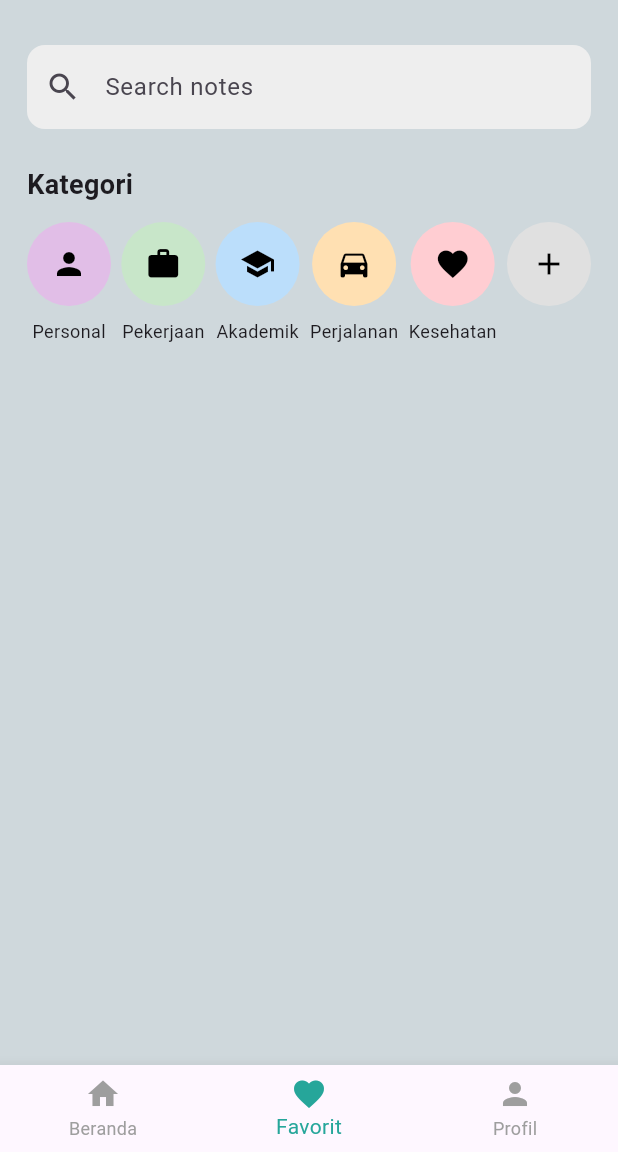
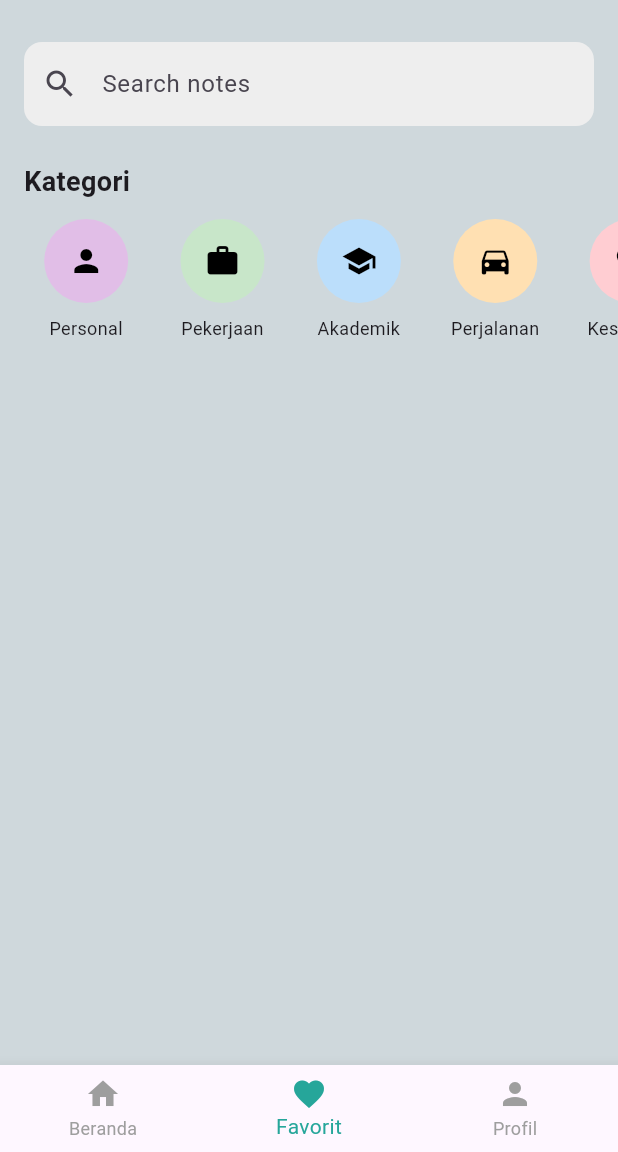
Before and after one commit to AwwaliyahAliyah/tekber-fp, a Flutter app: the HomeScreen screen opened directly, item 2 of the bottom bar chosen, on a phone screen of 412 x 824 dp, the part 84-1236 px from its top. Run offline on Flutter 3.47's test engine with Material 3 defaults, Android fonts, the light colour scheme and no system bars; our stand-ins replace icons_plus.

Commit message:
Gulir Kategori

```diff
--- a/lib/screens/favorite.dart
+++ b/lib/screens/favorite.dart
@@ -9,13 +9,17 @@ class FavoriteScreen extends StatelessWidget {
   Widget build(BuildContext context) {
     final favoriteNotes = Provider.of<NoteProvider>(context).favoriteNotes;
 
-    return Padding(
-      padding: const EdgeInsets.all(18.0),
-      child: Column(
+    return Column(
       crossAxisAlignment: CrossAxisAlignment.start,
       children: [
         SizedBox(height: 12),
-          TextField(
+        Padding(
+          padding: const EdgeInsets.only(
+            left: 16.0,
+            top: 16.0,
+            right: 16.0,
+          ),
+          child: TextField(
             decoration: InputDecoration(
               prefixIcon: Icon(Icons.search),
               hintText: 'Search notes',
@@ -27,10 +31,18 @@ class FavoriteScreen extends StatelessWidget {
               ),
             ),
           ),
+        ),
         SizedBox(height: 24),
-          CategorySection(),
+        // Kategori dengan padding langsung
+        Padding(
+          padding: const EdgeInsets.symmetric(horizontal: 0),
+          child: CategorySection(),
+        ),
         SizedBox(height: 16),
+        // List Favorite Notes
         Expanded(
+          child: Padding(
+            padding: const EdgeInsets.symmetric(horizontal: 16.0),
             child: ListView.builder(
               itemCount: favoriteNotes.length,
               itemBuilder: (context, index) {
@@ -44,8 +56,8 @@ class FavoriteScreen extends StatelessWidget {
               },
             ),
           ),
+        ),
       ],
-      ),
     );
   }
 }
--- a/lib/screens/home.dart
+++ b/lib/screens/home.dart
@@ -29,14 +29,19 @@ class _HomeScreenState extends State<HomeScreen> {
 
     // Konten untuk setiap tab
     List<Widget> _pages = [
-      // Halaman "Home"
-      Padding(
-        padding: const EdgeInsets.all(18.0),
-        child: Column(
+      // Halaman "Home" tanpa padding luar
+      Column(
         crossAxisAlignment: CrossAxisAlignment.start,
         children: [
           SizedBox(height: 12),
-            TextField(
+          // Search Bar dengan padding langsung
+          Padding(
+            padding: const EdgeInsets.only(
+              left: 16.0,
+              top: 16.0,
+              right: 16.0
+            ),
+            child: TextField(
               decoration: InputDecoration(
                 prefixIcon: Icon(Icons.search),
                 hintText: 'Search notes',
@@ -48,10 +53,20 @@ class _HomeScreenState extends State<HomeScreen> {
                 ),
               ),
             ),
+          ),
           SizedBox(height: 24),
-            CategorySection(),
+          // Kategori dengan padding langsung
+          Padding(
+            padding: const EdgeInsets.symmetric(
+              horizontal: 0),
+            child: CategorySection(),
+          ),
           SizedBox(height: 16),
+          // List Notes dengan padding langsung
           Expanded(
+            child: Padding(
+              padding: const EdgeInsets.symmetric(
+                horizontal: 16.0),
               child: ListView.builder(
                 itemCount: notes.length,
                 itemBuilder: (context, index) {
@@ -63,20 +78,20 @@ class _HomeScreenState extends State<HomeScreen> {
                 },
               ),
             ),
+          ),
         ],
       ),
-      ),
-
       // Halaman "Favorit"
       FavoriteScreen(),
-
       // Halaman "Profil"
       ProfileScreen(),
     ];
 
     return Scaffold(
       appBar: AppBar(
-        title: Text('MyNotes+', style: TextStyle(fontWeight: FontWeight.w600, color: Colors.grey[100])),
+        title: Text('MyNotes+',
+            style: TextStyle(
+              fontWeight: FontWeight.w600, color: Colors.grey[100])),
         backgroundColor: Colors.teal[400],
         iconTheme: IconThemeData(color: Colors.grey[300]),
         actions: [
@@ -101,7 +116,6 @@ class _HomeScreenState extends State<HomeScreen> {
                 },
               ),
             ),
-
           if (_selectedIndex == 2)
             Padding(
               padding: const EdgeInsets.symmetric(horizontal: 16.0),
@@ -126,7 +140,6 @@ class _HomeScreenState extends State<HomeScreen> {
             ),
         ],
       ),
-
       body: _pages[_selectedIndex],
       floatingActionButton: _selectedIndex == 0
           ? FloatingActionButton(
@@ -139,7 +152,6 @@ class _HomeScreenState extends State<HomeScreen> {
               backgroundColor: Colors.teal[400],
             )
           : null,
-
       bottomNavigationBar: BottomNavigationBar(
         items: [
           BottomNavigationBarItem(icon: Icon(Icons.home), label: 'Beranda'),
--- a/lib/widgets/category_section.dart
+++ b/lib/widgets/category_section.dart
@@ -3,40 +3,92 @@ import 'package:flutter/material.dart';
 class CategorySection extends StatelessWidget {
   @override
   Widget build(BuildContext context) {
+    // Lebar dinamis kategori
+    final double categoryWidth = MediaQuery.of(context).size.width / 5.5;
+
     return Column(
       crossAxisAlignment: CrossAxisAlignment.start,
       children: [
-        Text(
+        Padding(
+          padding: const EdgeInsets.symmetric(horizontal: 16.0),
+          child: Text(
             'Kategori',
             style: TextStyle(fontSize: 18, fontWeight: FontWeight.bold),
           ),
+        ),
         SizedBox(height: 12),
-        Row(
-          mainAxisAlignment: MainAxisAlignment.spaceBetween,
-          children: [
-            CategoryCard(icon: Icons.person, label: 'Personal', color: Colors.purple[100]!),
-            CategoryCard(icon: Icons.work, label: 'Pekerjaan', color: Colors.green[100]!),
-            CategoryCard(icon: Icons.school, label: 'Akademik', color: Colors.blue[100]!),
-            CategoryCard(icon: Icons.directions_car, label: 'Perjalanan', color: Colors.orange[100]!),
-            CategoryCard(icon: Icons.favorite, label: 'Kesehatan', color: Colors.red[100]!),
-            AddCategoryCard(),
-          ],
+        SingleChildScrollView(
+          scrollDirection: Axis.horizontal,
+          child: Padding(
+            padding: const EdgeInsets.symmetric(horizontal: 20.0),
+            child: Row(
+              children: List.generate(
+                categoryCards.length,
+                (index) => categoryCards[index](categoryWidth), // Panggil fungsi widget
+              ),
+            ),
+          ),
         ),
       ],
     );
   }
 }
 
+// List kategori
+final List<Widget Function(double)> categoryCards = [
+  (width) => CategoryCard(
+    icon: Icons.person,
+    label: 'Personal',
+    color: Colors.purple[100]!,
+    width: width,
+  ),
+  (width) => CategoryCard(
+    icon: Icons.work,
+    label: 'Pekerjaan',
+    color: Colors.green[100]!,
+    width: width,
+  ),
+  (width) => CategoryCard(
+    icon: Icons.school,
+    label: 'Akademik',
+    color: Colors.blue[100]!,
+    width: width,
+  ),
+  (width) => CategoryCard(
+    icon: Icons.directions_car,
+    label: 'Perjalanan',
+    color: Colors.orange[100]!,
+    width: width,
+  ),
+  (width) => CategoryCard(
+    icon: Icons.favorite,
+    label: 'Kesehatan',
+    color: Colors.red[100]!,
+    width: width,
+  ),
+  (width) => AddCategoryCard(width: width)
+];
+
+// Widget kartu kategori dengan lebar dinamis
 class CategoryCard extends StatelessWidget {
   final IconData icon;
   final String label;
   final Color color;
+  final double width;
 
-  CategoryCard({required this.icon, required this.label, required this.color});
+  CategoryCard({
+    required this.icon,
+    required this.label,
+    required this.color,
+    required this.width,
+  });
 
   @override
   Widget build(BuildContext context) {
-    return Column(
+    return Container(
+      width: width, // Lebar dinamis
+      margin: const EdgeInsets.only(right: 16), // Jarak antar kategori
+      child: Column(
         children: [
           CircleAvatar(
             radius: 28,
@@ -44,16 +96,25 @@ class CategoryCard extends StatelessWidget {
             child: Icon(icon, color: Colors.black),
           ),
           SizedBox(height: 8),
-        Text(label, style: TextStyle(fontSize: 12)),
+          Text(label, style: TextStyle(fontSize: 12), textAlign: TextAlign.center),
         ],
+      ),
     );
   }
 }
 
+// Widget untuk tambah kategori
 class AddCategoryCard extends StatelessWidget {
+  final double width;
+
+  AddCategoryCard({required this.width});
+
   @override
   Widget build(BuildContext context) {
-    return Column(
+    return Container(
+      width: width, // Lebar dinamis
+      margin: const EdgeInsets.only(right: 16),
+      child: Column(
         children: [
           CircleAvatar(
             radius: 28,
@@ -63,6 +124,7 @@ class AddCategoryCard extends StatelessWidget {
           SizedBox(height: 8),
           Text('', style: TextStyle(fontSize: 12)),
         ],
+      ),
     );
   }
 }
```
Lines whose indentation alone changed are shown as unchanged.
